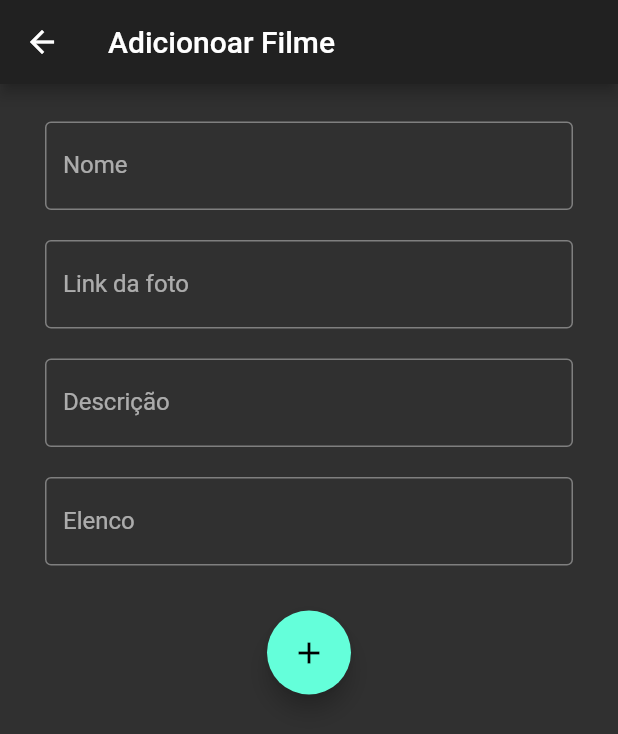
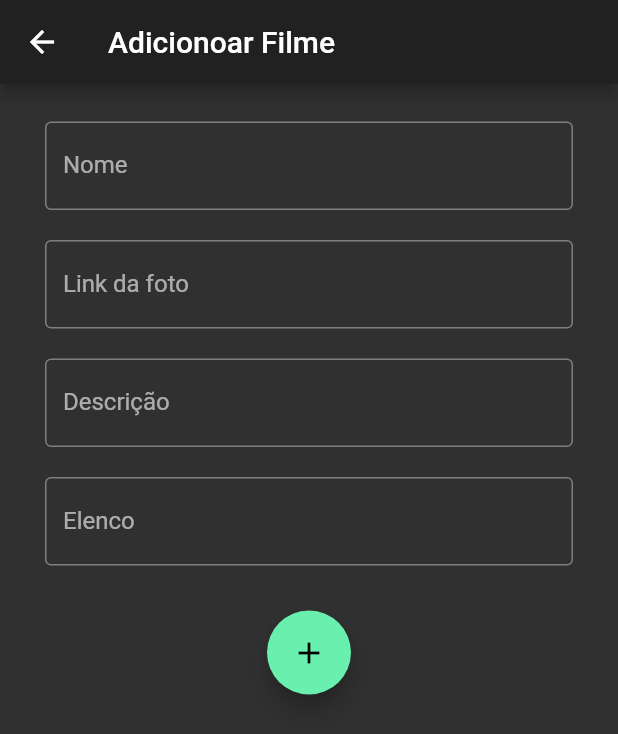
Before and after one commit to araujo-alef/crud_api_flutter, a Flutter app: the screen it shows after launch, after a tap on the "add" icon, on a phone screen of 412 x 824 dp. Shown: the top 734 px of the screen. Run offline on Flutter 3.47's test engine with Material 2 defaults, Android fonts, the phone set to English and light mode, and no system bars; our stand-ins replace dio, get; network calls fail.

Commit message:
change in booes style

```diff
--- a/lib/app/ui/android/add_movie/add_movie.dart
+++ b/lib/app/ui/android/add_movie/add_movie.dart
@@ -77,6 +77,7 @@ class _AddMovieState extends State<AddMovie> {
                     height: 30,
                   ),
                   FloatingActionButton(
+                    backgroundColor: Colors.greenAccent,
                     onPressed: () async {
                       final nome = movie.titleMovie.value;
                       final foto = movie.imageMovie.value;
@@ -95,7 +96,9 @@ class _AddMovieState extends State<AddMovie> {
                       Get.Get.back();
                       }
                     },
-                    child: Icon(Icons.add),
+                    child: movie.idMovie.value == "" ?
+                          Icon(Icons.add) :
+                          Icon(Icons.verified)
                   ),
                 ],
               ),
--- a/lib/app/ui/android/home/home_page.dart
+++ b/lib/app/ui/android/home/home_page.dart
@@ -101,6 +101,7 @@ class HomePage extends GetView<MovieController> {
         ),
       ),
       floatingActionButton: FloatingActionButton(
+        backgroundColor: Colors.greenAccent,
         child: Icon(Icons.add),
         onPressed: () {
           movie.cleanMovie();
```
